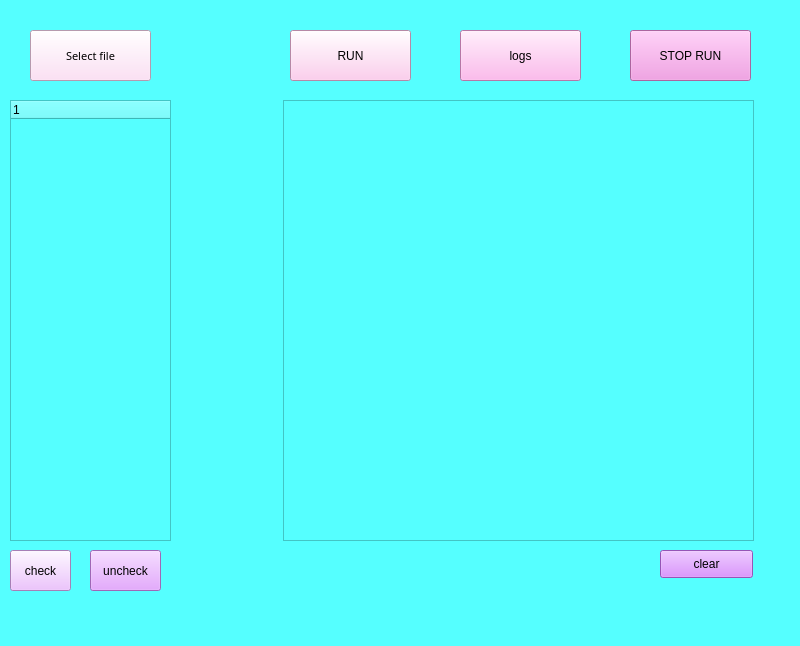
Qt form ui_mainWindow.ui (Adi7483/GUI-project-python) before a commit.
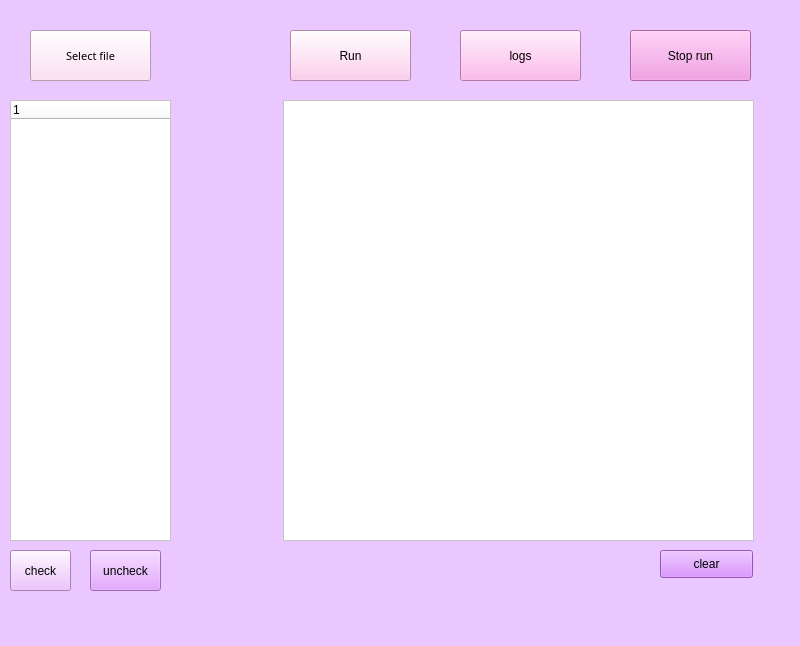
The same form after that commit.

Diff of the .ui file:
```diff
--- a/ui_mainWindow.ui
+++ b/ui_mainWindow.ui
@@ -14,7 +14,7 @@
    <string>MainWindow</string>
   </property>
   <property name="styleSheet">
-   <string notr="true">background-color: rgb(85, 255, 255);</string>
+   <string notr="true">background-color: rgb(234, 199, 255);</string>
   </property>
   <widget class="QWidget" name="centralwidget">
    <widget class="QPushButton" name="browserButton">
@@ -59,7 +59,7 @@
 background-color: rgb(255, 192, 233);</string>
     </property>
     <property name="text">
-     <string>RUN</string>
+     <string>Run</string>
     </property>
    </widget>
    <widget class="QPushButton" name="pushButton_4">
@@ -93,7 +93,7 @@
 font: 8pt &quot;Segoe Print&quot;;</string>
     </property>
     <property name="text">
-     <string>STOP RUN</string>
+     <string>Stop run</string>
     </property>
    </widget>
    <widget class="QTreeWidget" name="treeWidget">
@@ -105,6 +105,9 @@
       <height>441</height>
      </rect>
     </property>
+    <property name="styleSheet">
+     <string notr="true">background-color: rgb(255, 255, 255);</string>
+    </property>
    </widget>
    <widget class="QTextEdit" name="textEdit">
     <property name="geometry">
@@ -115,6 +118,9 @@
       <height>441</height>
      </rect>
     </property>
+    <property name="styleSheet">
+     <string notr="true">background-color: rgb(255, 255, 255);</string>
+    </property>
    </widget>
    <widget class="QPushButton" name="selectAll">
     <property name="geometry">
```
Left out of the diff: 6 changed lines with no effect on the pictures.
